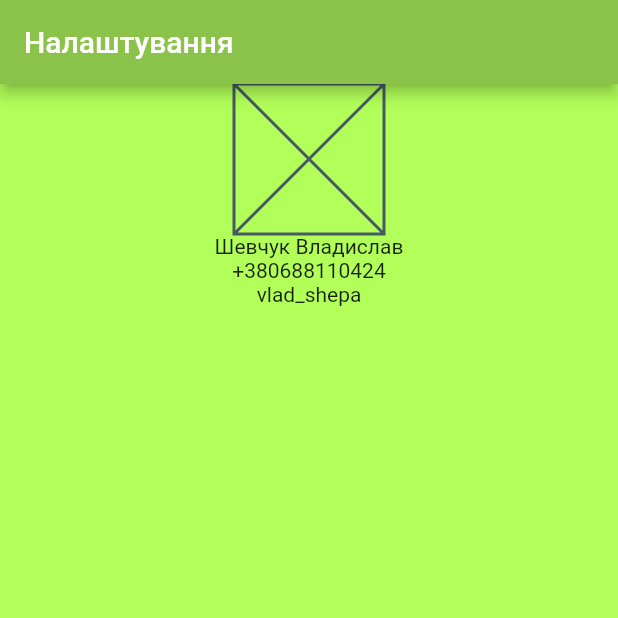
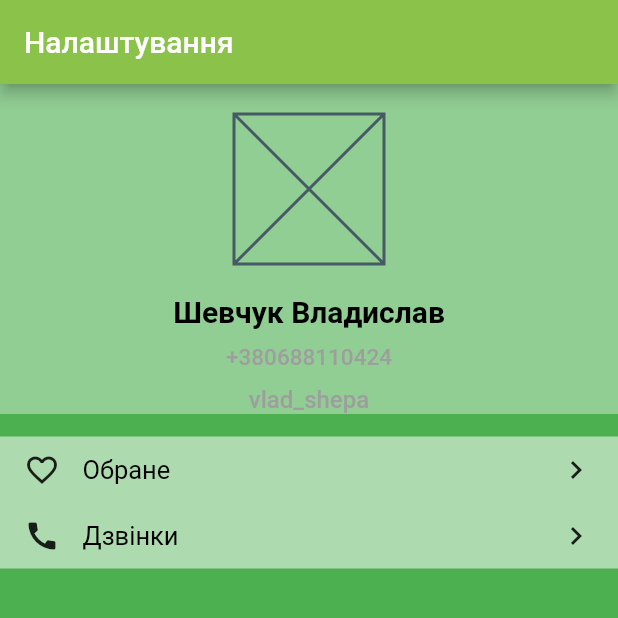
Before and after one commit to Vshevchuck/Flutter, a Flutter app: the screen it shows after launch, on a phone screen of 412 x 824 dp, the top half of it. Run offline on Flutter 3.47's test engine with Material 2 defaults, Android fonts, the phone set to English and light mode, and no system bars.

Commit message:
change all profile dart
add main new widget menu, push in wigets name,phone,nick

```diff
--- a/lessonsFlutterTests/flutter_app3/lib/widgets/user_profile.dart
+++ b/lessonsFlutterTests/flutter_app3/lib/widgets/user_profile.dart
@@ -11,24 +11,171 @@ class UserProfile extends StatelessWidget {
         backgroundColor: Colors.lightGreen,
       ),
       body: Container(
-        color: Colors.lightGreenAccent,
+        color: Colors.green,
         //maximum allowable width
         width: double.infinity,
         child: Column(
           //column in center
+          mainAxisAlignment: MainAxisAlignment.start,
           crossAxisAlignment: CrossAxisAlignment.center,
           children: [
-            Container(
-              width: 100,
-              height: 100,
-              child: Placeholder(),
-            ),
-            Text('Шевчук Владислав'),
-            Text('+380688110424'),
-            Text('vlad_shepa'),
+            _UserInfo(),
+            SizedBox(height: 15),
+            _MenuWidget(),
           ],
         ),
       ),
     );
   }
 }
+
+class _UserNickNameWiget extends StatelessWidget {
+  const _UserNickNameWiget({
+    Key? key,
+  }) : super(key: key);
+
+  @override
+  Widget build(BuildContext context) {
+    return Text(
+      'vlad_shepa',
+      style: TextStyle(
+        color: Colors.grey,
+        fontSize: 16,
+        fontWeight: FontWeight.w500,
+      ),
+    );
+  }
+}
+
+class _UserPhoneWiget extends StatelessWidget {
+  const _UserPhoneWiget({
+    Key? key,
+  }) : super(key: key);
+
+  @override
+  Widget build(BuildContext context) {
+    return Text(
+      '+380688110424',
+      style: TextStyle(
+        color: Colors.grey,
+        fontSize: 15,
+        fontWeight: FontWeight.w500,
+      ),
+    );
+  }
+}
+
+class _UserNameWiget extends StatelessWidget {
+  const _UserNameWiget({
+    Key? key,
+  }) : super(key: key);
+
+  @override
+  Widget build(BuildContext context) {
+    return Text(
+      'Шевчук Владислав',
+      style: TextStyle(
+        color: Colors.black,
+        fontSize: 20,
+        fontWeight: FontWeight.w600,
+      ),
+    );
+  }
+}
+
+class _UserInfo extends StatelessWidget {
+  const _UserInfo({Key? key}) : super(key: key);
+
+  @override
+  Widget build(BuildContext context) {
+    return Container(
+      color: Colors.white38,
+      width: double.infinity,
+      child: Column(
+        children: const [
+          SizedBox(height: 20),
+          _AvatarWiget(),
+          /*Padding(
+                padding: const EdgeInsets.all(8.0),
+                child: Text('Шевчук Владислав'),
+              ),*/
+          SizedBox(height: 20),
+          _UserNameWiget(),
+          SizedBox(height: 10),
+          _UserPhoneWiget(),
+          SizedBox(height: 10),
+          _UserNickNameWiget(),
+        ],
+      ),
+    );
+  }
+}
+
+class _MenuWidget extends StatelessWidget {
+  const _MenuWidget({Key? key}) : super(key: key);
+
+  @override
+  Widget build(BuildContext context) {
+    return Container(
+      color: Colors.white54,
+      width: double.infinity,
+      //padding: EdgeInsets.symmetric(horizontal: 16, vertical: 10),
+      //width: double.infinity,
+      child: Column(
+        children: [
+          Padding(
+            padding: EdgeInsets.symmetric(horizontal: 16, vertical: 10),
+            child: Row(
+              children: [
+                Icon(Icons.favorite_outline),
+                SizedBox(width: 15),
+                Expanded(
+                    child: Text("Обране",
+                        style: TextStyle(
+                          color: Colors.black,
+                          fontSize: 17,
+                        )
+                    )
+                ),
+                Icon(Icons.chevron_right_sharp)
+              ],
+            ),
+          ),
+          Padding(
+            padding: EdgeInsets.symmetric(horizontal: 16, vertical: 10),
+            child: Row(
+              children: [
+                Icon(Icons.call),
+                SizedBox(width: 15),
+                Expanded(
+                    child: Text("Дзвінки",
+                        style: TextStyle(
+                          color: Colors.black,
+                          fontSize: 17,
+                        )
+                    )
+                ),
+                Icon(Icons.chevron_right_sharp)
+              ],
+            ),
+          ),
+        ],
+      ),
+    );
+  }
+}
+
+class _AvatarWiget extends StatelessWidget {
+  const _AvatarWiget({
+    Key? key,
+  }) : super(key: key);
+
+  @override
+  Widget build(BuildContext context) {
+    return Container(
+      width: 100,
+      height: 100,
+      child: Placeholder(),
+    );
+  }
+}
```
